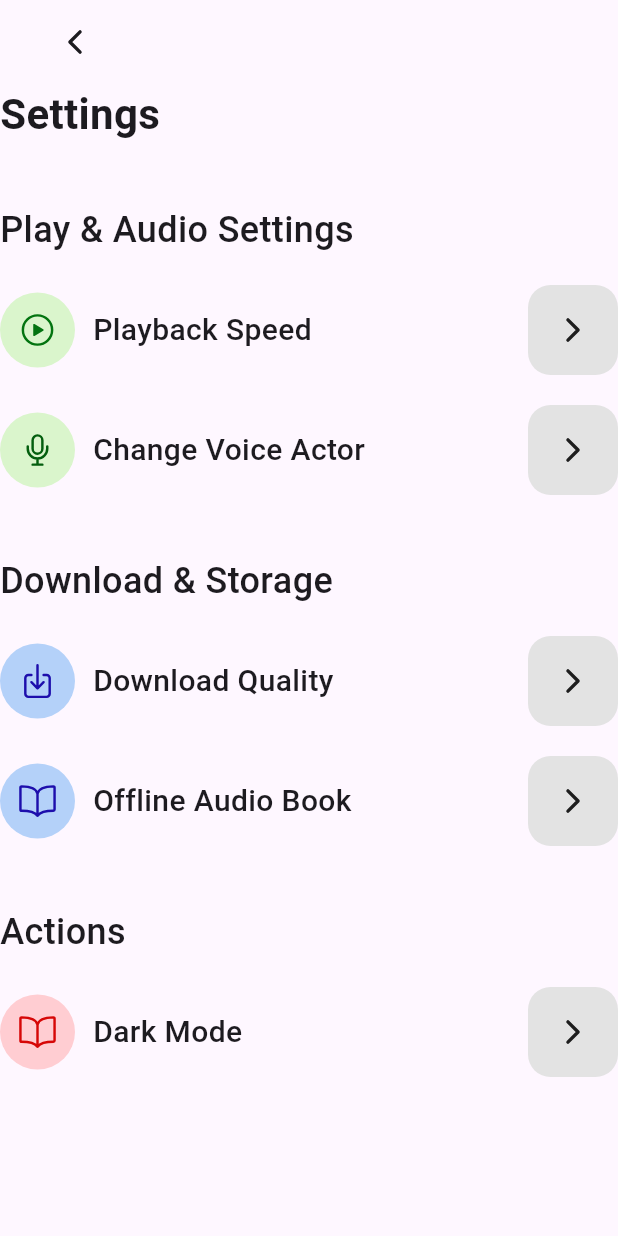
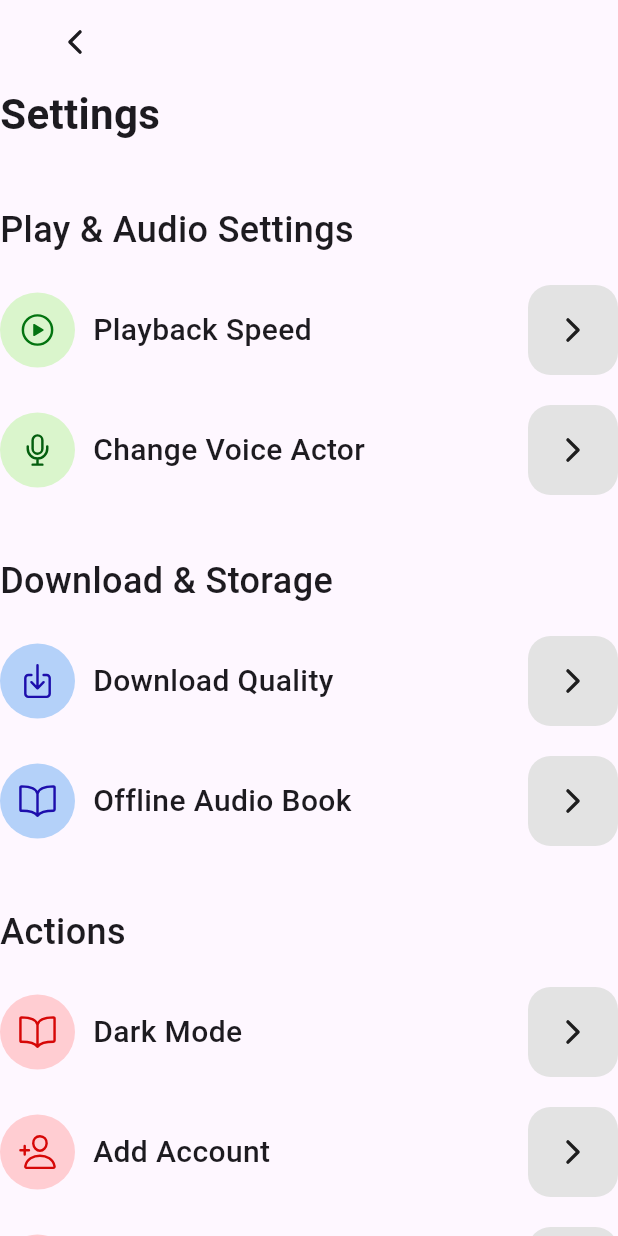
Before and after one commit to savinuonline/narratra, a Flutter app: the screen it shows after launch, on a phone screen of 412 x 824 dp. Run offline on Flutter 3.47's test engine with Material 3 defaults, Android fonts, the phone set to English and light mode, and no system bars; our stand-ins replace firebase_core, ionicons; accounts and stored records are empty.

Commit message:
add sub actions

```diff
--- a/lib/pages/actions_page.dart
+++ b/lib/pages/actions_page.dart
@@ -54,10 +54,92 @@ class ActionsPage extends StatelessWidget {
                     borderRadius: BorderRadius.circular(15),
                   ),
                   child: Icon(Ionicons.chevron_forward_outline),
-                )
-                ],
+                ),
+              ],
             ),
           ),
+
+          const SizedBox(height: 20,),
+          SizedBox(
+            width: double.infinity,
+            child: Row(
+              children: [
+                Container(
+                  height: 50,
+                  width: 50,
+                  decoration: BoxDecoration(
+                    shape: BoxShape.circle,
+                    color: Colors.red.shade100,
+                  ),
+                  child: Icon(Ionicons.person_add_outline, size: 26,
+                  color: const Color.fromARGB(255, 214, 7, 7),),
+
+                ),
+                SizedBox(width: 12),
+                Column(
+                  crossAxisAlignment: CrossAxisAlignment.start,
+                  children: [
+                    Text("Add Account",
+                    style: TextStyle(
+                      fontSize: 20,
+                      fontWeight: FontWeight.w500,
+                    )),
+                  ],
+                ),
+                const Spacer(),
+                Container(
+                  width: 60,
+                  height: 60,
+                  decoration: BoxDecoration(
+                    color: const Color.fromARGB(255, 227, 227, 227),
+                    borderRadius: BorderRadius.circular(15),
+                  ),
+                  child: Icon(Ionicons.chevron_forward_outline),
+                ),
+              ],
+            ),
+          ),
+
+          const SizedBox(height: 20,),
+          SizedBox(
+            width: double.infinity,
+            child: Row(
+              children: [
+                Container(
+                  height: 50,
+                  width: 50,
+                  decoration: BoxDecoration(
+                    shape: BoxShape.circle,
+                    color: Colors.red.shade100,
+                  ),
+                  child: Icon(Ionicons.log_out_outline, size: 26,
+                  color: const Color.fromARGB(255, 214, 7, 7),),
+
+                ),
+                SizedBox(width: 12),
+                Column(
+                  crossAxisAlignment: CrossAxisAlignment.start,
+                  children: [
+                    Text("Log out",
+                    style: TextStyle(
+                      fontSize: 20,
+                      fontWeight: FontWeight.w500,
+                    )),
+                  ],
+                ),
+                const Spacer(),
+                Container(
+                  width: 60,
+                  height: 60,
+                  decoration: BoxDecoration(
+                    color: const Color.fromARGB(255, 227, 227, 227),
+                    borderRadius: BorderRadius.circular(15),
+                  ),
+                  child: Icon(Ionicons.chevron_forward_outline),
+                ),
+              ],
+            ),
+          )
 
       ]
     );
```
